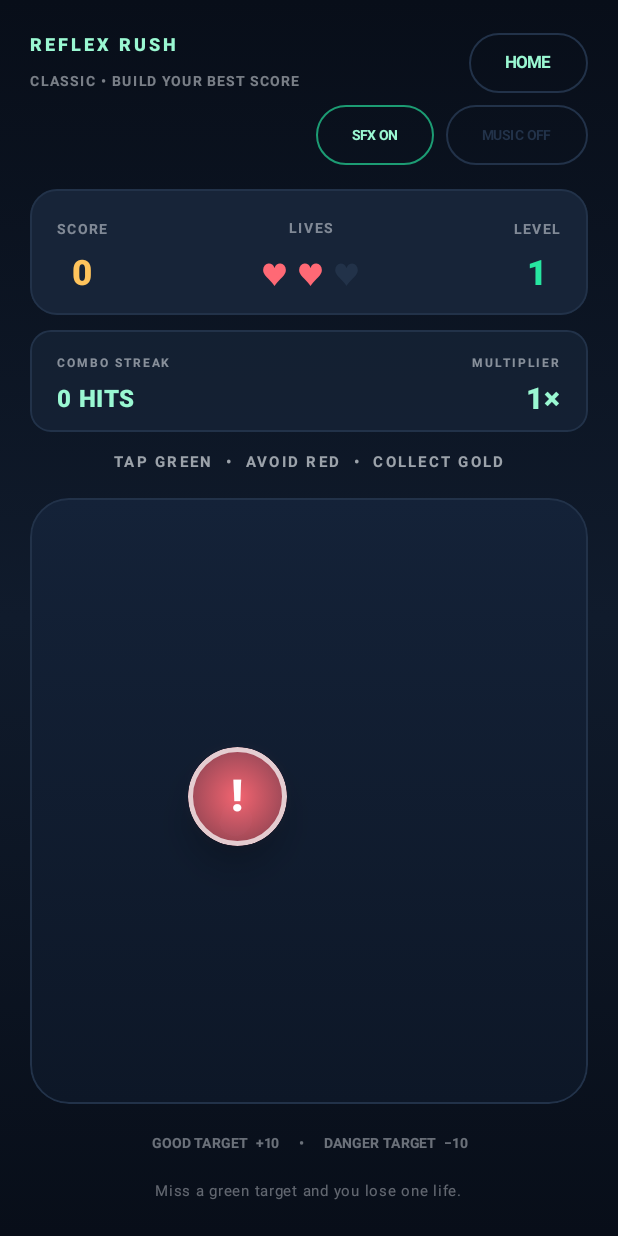
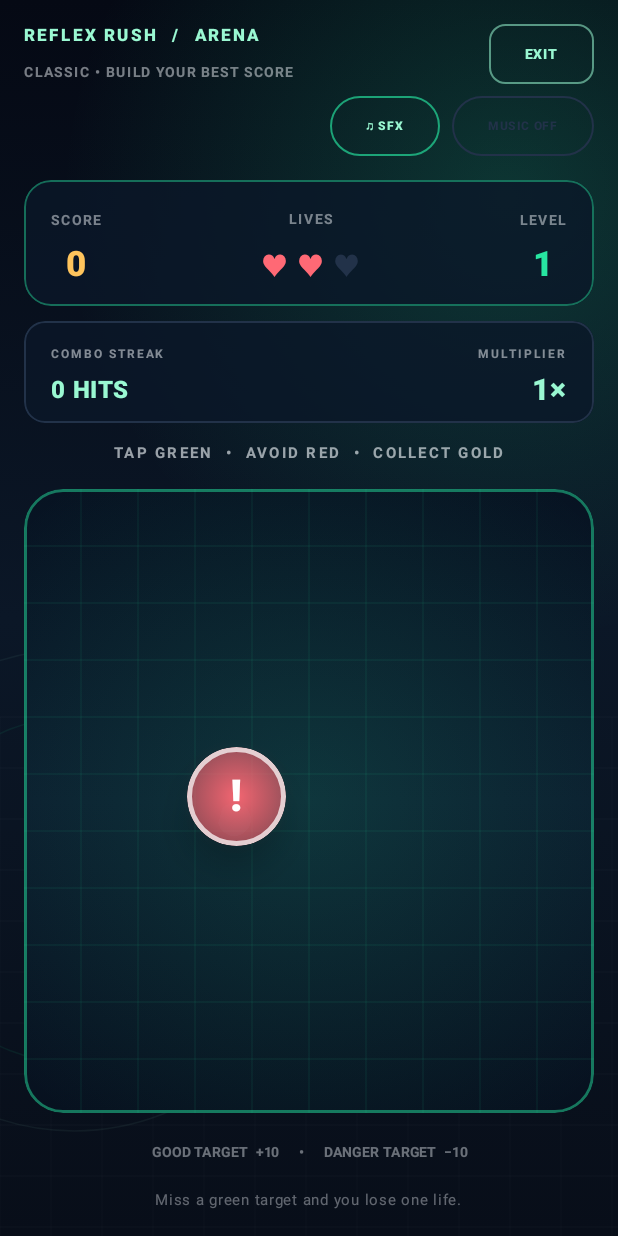
Before and after one commit to wanyoike-dennis/ReflexRush, an Android app built with Jetpack Compose: the screen it shows after launch (MainActivity), after a tap on "01", on a phone screen of 412 x 824 dp. Run offline under Robolectric (Android 15) with nearby library versions, the phone set to English and light mode, and no system bars; 1 other tap on this screen came first.

Commit message:
Redesign gameplay arena and results as neon arcade experience

```diff
--- a/app/src/main/java/com/inventsolutions/reflexrush/GameScreen.kt
+++ b/app/src/main/java/com/inventsolutions/reflexrush/GameScreen.kt
@@ -5,6 +5,7 @@ import android.os.Build
 import android.os.VibrationEffect
 import android.os.Vibrator
 import androidx.compose.foundation.BorderStroke
+import androidx.compose.foundation.Canvas
 import androidx.compose.foundation.background
 import androidx.compose.foundation.border
 import androidx.compose.foundation.clickable
@@ -195,19 +196,10 @@ fun GameScreen(
         }
     }
 
-    Box(
-        modifier = Modifier
-            .fillMaxSize()
-            .background(
-                Brush.verticalGradient(
-                    listOf(RushBackground, Color(0xFF101B2C), RushBackground)
-                )
-            )
-            .safeDrawingPadding()
-            .padding(horizontal = 20.dp, vertical = 18.dp)
-    ) {
+    Box(modifier = Modifier.fillMaxSize()) {
+        ArcadeBackdrop(Modifier.fillMaxSize(), RushGreen)
         Column(
-            modifier = Modifier.fillMaxSize(),
+            modifier = Modifier.fillMaxSize().safeDrawingPadding().padding(horizontal = 16.dp, vertical = 12.dp),
             horizontalAlignment = Alignment.CenterHorizontally
         ) {
             Row(
@@ -217,9 +209,9 @@ fun GameScreen(
             ) {
                 Column {
                     Text(
-                        "REFLEX RUSH",
+                        "REFLEX RUSH  /  ARENA",
                         color = RushMint,
-                        fontSize = 12.sp,
+                        fontSize = 11.sp,
                         fontWeight = FontWeight.ExtraBold,
                         letterSpacing = 2.sp
                     )
@@ -238,10 +230,11 @@ fun GameScreen(
                 }
                 OutlinedButton(
                     onClick = onHome,
-                    border = BorderStroke(1.dp, RushSurfaceVariant),
+                    border = BorderStroke(1.dp, RushMint.copy(alpha = 0.55f)),
+                    shape = RoundedCornerShape(11.dp),
                     colors = ButtonDefaults.outlinedButtonColors(contentColor = RushMint)
                 ) {
-                    Text("HOME", fontSize = 11.sp, fontWeight = FontWeight.Bold)
+                    Text("EXIT", fontSize = 9.sp, fontWeight = FontWeight.Black, letterSpacing = 1.sp)
                 }
             }
 
@@ -258,7 +251,7 @@ fun GameScreen(
                     border = BorderStroke(1.dp, if (soundEffectsEnabled) RushGreen.copy(alpha = 0.65f) else RushSurfaceVariant),
                     colors = ButtonDefaults.outlinedButtonColors(contentColor = if (soundEffectsEnabled) RushMint else RushSurfaceVariant)
                 ) {
-                    Text(if (soundEffectsEnabled) "SFX ON" else "SFX OFF", fontSize = 9.sp, fontWeight = FontWeight.Bold)
+                    Text(if (soundEffectsEnabled) "♫ SFX" else "SFX OFF", fontSize = 8.sp, fontWeight = FontWeight.Black, letterSpacing = 0.6.sp)
                 }
                 Spacer(Modifier.width(8.dp))
                 OutlinedButton(
@@ -269,7 +262,7 @@ fun GameScreen(
                     border = BorderStroke(1.dp, if (musicEnabled) RushAmber.copy(alpha = 0.65f) else RushSurfaceVariant),
                     colors = ButtonDefaults.outlinedButtonColors(contentColor = if (musicEnabled) RushAmber else RushSurfaceVariant)
                 ) {
-                    Text(if (musicEnabled) "MUSIC ON" else "MUSIC OFF", fontSize = 9.sp, fontWeight = FontWeight.Bold)
+                    Text(if (musicEnabled) "♪ MUSIC" else "MUSIC OFF", fontSize = 8.sp, fontWeight = FontWeight.Black, letterSpacing = 0.4.sp)
                 }
             }
 
@@ -279,8 +272,8 @@ fun GameScreen(
                 modifier = Modifier
                     .fillMaxWidth()
                     .clip(RoundedCornerShape(18.dp))
-                    .background(RushSurface)
-                    .border(1.dp, RushSurfaceVariant, RoundedCornerShape(18.dp))
+                    .background(Color(0xCC0A1728))
+                    .border(1.dp, RushGreen.copy(alpha = 0.42f), RoundedCornerShape(18.dp))
                     .padding(horizontal = 18.dp, vertical = 14.dp),
                 horizontalArrangement = Arrangement.SpaceBetween,
                 verticalAlignment = Alignment.CenterVertically
@@ -330,7 +323,7 @@ fun GameScreen(
                 modifier = Modifier
                     .fillMaxWidth()
                     .clip(RoundedCornerShape(14.dp))
-                    .background(if (gameState.comboCount >= 3) Color(0xFF30291B) else RushSurface.copy(alpha = 0.72f))
+                    .background(if (gameState.comboCount >= 3) Color(0xFF30291B) else Color(0xCC0A1728))
                     .border(
                         1.dp,
                         if (gameState.comboCount >= 3) RushAmber.copy(alpha = 0.72f) else RushSurfaceVariant,
@@ -422,11 +415,33 @@ fun GameScreen(
                     .clip(RoundedCornerShape(26.dp))
                     .background(
                         Brush.verticalGradient(
-                            listOf(Color(0xFF142238), Color(0xFF0D1727))
+                            listOf(Color(0xFF071322), Color(0xFF0B1B2D), Color(0xFF07111F))
                         )
                     )
-                    .border(1.dp, RushSurfaceVariant, RoundedCornerShape(26.dp))
+                    .border(1.5.dp, RushGreen.copy(alpha = 0.48f), RoundedCornerShape(26.dp))
             ) {
+                Canvas(Modifier.fillMaxSize()) {
+                    val step = 38.dp.toPx()
+                    var gridX = 0f
+                    while (gridX < size.width) {
+                        drawLine(Color(0x1427E6A1), androidx.compose.ui.geometry.Offset(gridX, 0f), androidx.compose.ui.geometry.Offset(gridX, size.height), 1.dp.toPx())
+                        gridX += step
+                    }
+                    var gridY = 0f
+                    while (gridY < size.height) {
+                        drawLine(Color(0x1427E6A1), androidx.compose.ui.geometry.Offset(0f, gridY), androidx.compose.ui.geometry.Offset(size.width, gridY), 1.dp.toPx())
+                        gridY += step
+                    }
+                    drawCircle(
+                        brush = Brush.radialGradient(
+                            listOf(Color(0x2227E6A1), Color.Transparent),
+                            center = androidx.compose.ui.geometry.Offset(size.width / 2f, size.height / 2f),
+                            radius = size.minDimension * 0.7f
+                        ),
+                        radius = size.minDimension * 0.7f,
+                        center = androidx.compose.ui.geometry.Offset(size.width / 2f, size.height / 2f)
+                    )
+                }
                 val targetSize = 66.dp
                 gameState.targets.forEach { target ->
                     key(target.id) {
@@ -527,6 +542,11 @@ fun GameScreen(
                 score = gameState.score,
                 bestScore = bestScore,
                 newBestAchieved = newBestAchieved,
+                bestCombo = engine.completedSessionSummary?.bestCombo ?: 0,
+                hits = engine.completedSessionSummary?.goodTargetsHit ?: 0,
+                misses = engine.completedSessionSummary?.targetsMissed ?: 0,
+                level = engine.completedSessionSummary?.levelReached ?: gameState.difficultyLevel,
+                mode = mode,
                 onPlayAgain = {
                     newBestAchieved = false
                     gameState = engine.start()
@@ -628,6 +648,11 @@ private fun GameOverOverlay(
     score: Int,
     bestScore: Int,
     newBestAchieved: Boolean,
+    bestCombo: Int,
+    hits: Int,
+    misses: Int,
+    level: Int,
+    mode: GameMode,
     onPlayAgain: () -> Unit,
     onHome: () -> Unit
 ) {
@@ -669,7 +694,7 @@ private fun GameOverOverlay(
                 .padding(horizontal = 12.dp),
             shape = RoundedCornerShape(28.dp),
             color = RushSurface,
-            border = BorderStroke(1.5.dp, RushRed.copy(alpha = 0.72f)),
+            border = BorderStroke(1.5.dp, RushGreen.copy(alpha = 0.72f)),
             shadowElevation = 28.dp
         ) {
             Column(
@@ -677,17 +702,17 @@ private fun GameOverOverlay(
                 horizontalAlignment = Alignment.CenterHorizontally
             ) {
                 Text(
-                    "ROUND OVER",
-                    color = RushRed,
+                    "RUN COMPLETE",
+                    color = RushGreen,
                     fontSize = 12.sp,
                     fontWeight = FontWeight.ExtraBold,
                     letterSpacing = 2.5.sp
                 )
                 Spacer(Modifier.height(10.dp))
                 Text(
-                    "Nice try!",
+                    "RUN IT BACK",
                     color = Color.White,
-                    fontSize = 32.sp,
+                    fontSize = 30.sp,
                     fontWeight = FontWeight.Black
                 )
                 Spacer(Modifier.height(8.dp))
@@ -721,7 +746,28 @@ private fun GameOverOverlay(
                     fontWeight = FontWeight.Bold,
                     letterSpacing = 1.sp
                 )
-                Spacer(Modifier.height(20.dp))
+                Spacer(Modifier.height(16.dp))
+                Row(
+                    modifier = Modifier.fillMaxWidth().clip(RoundedCornerShape(16.dp))
+                        .background(Color(0xFF0A1A2B)).padding(vertical = 12.dp, horizontal = 8.dp),
+                    horizontalArrangement = Arrangement.SpaceEvenly
+                ) {
+                    Column(horizontalAlignment = Alignment.CenterHorizontally) {
+                        Text("HITS", color = RushMint.copy(alpha = 0.62f), fontSize = 8.sp, fontWeight = FontWeight.Bold)
+                        Text(hits.toString(), color = RushGreen, fontSize = 18.sp, fontWeight = FontWeight.Black)
+                    }
+                    Column(horizontalAlignment = Alignment.CenterHorizontally) {
+                        Text("BEST COMBO", color = RushMint.copy(alpha = 0.62f), fontSize = 8.sp, fontWeight = FontWeight.Bold)
+                        Text("${bestCombo}×", color = RushAmber, fontSize = 18.sp, fontWeight = FontWeight.Black)
+                    }
+                    Column(horizontalAlignment = Alignment.CenterHorizontally) {
+                        Text("LEVEL", color = RushMint.copy(alpha = 0.62f), fontSize = 8.sp, fontWeight = FontWeight.Bold)
+                        Text(level.toString(), color = RushMint, fontSize = 18.sp, fontWeight = FontWeight.Black)
+                    }
+                }
+                Spacer(Modifier.height(8.dp))
+                Text("${mode.name.replace('_', ' ')}  •  ${misses} MISSES", color = RushMint.copy(alpha = 0.62f), fontSize = 8.sp, fontWeight = FontWeight.Bold, letterSpacing = 0.8.sp)
+                Spacer(Modifier.height(18.dp))
                 Button(
                     onClick = onPlayAgain,
                     modifier = Modifier.fillMaxWidth().height(54.dp),
```
